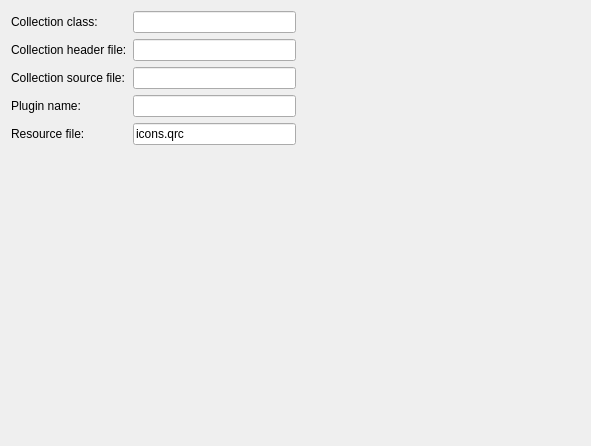
Above: src/plugins/qt4projectmanager/customwidgetwizard/customwidgetpluginwizardpage.ui from qt-creator/qt-creator before the change. Below: the same form after it.
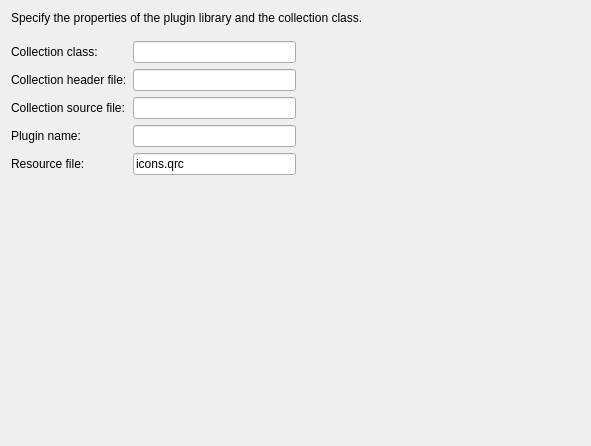
That is the form after the change.

Commit message: Polished the project manager, wizard titles, compiler warnings.

What changed in the file:
```diff
--- a/src/plugins/qt4projectmanager/customwidgetwizard/customwidgetpluginwizardpage.ui
+++ b/src/plugins/qt4projectmanager/customwidgetwizard/customwidgetpluginwizardpage.ui
@@ -13,7 +13,33 @@
   <property name="windowTitle">
    <string>WizardPage</string>
   </property>
+  <property name="title">
+   <string>Plugin and Collection Class Information</string>
+  </property>
   <layout class="QVBoxLayout" name="verticalLayout">
+   <item>
+    <widget class="QLabel" name="subTitleLabel">
+     <property name="text">
+      <string>Specify the properties of the plugin library and the collection class.</string>
+     </property>
+    </widget>
+   </item>
+   <item>
+    <spacer name="subTitleSpacer">
+     <property name="orientation">
+      <enum>Qt::Vertical</enum>
+     </property>
+     <property name="sizeType">
+      <enum>QSizePolicy::Fixed</enum>
+     </property>
+     <property name="sizeHint" stdset="0">
+      <size>
+       <width>0</width>
+       <height>10</height>
+      </size>
+     </property>
+    </spacer>
+   </item>
    <item>
     <layout class="QHBoxLayout" name="horizontalLayout">
      <item>
```
The commit also changes 2 other files.
